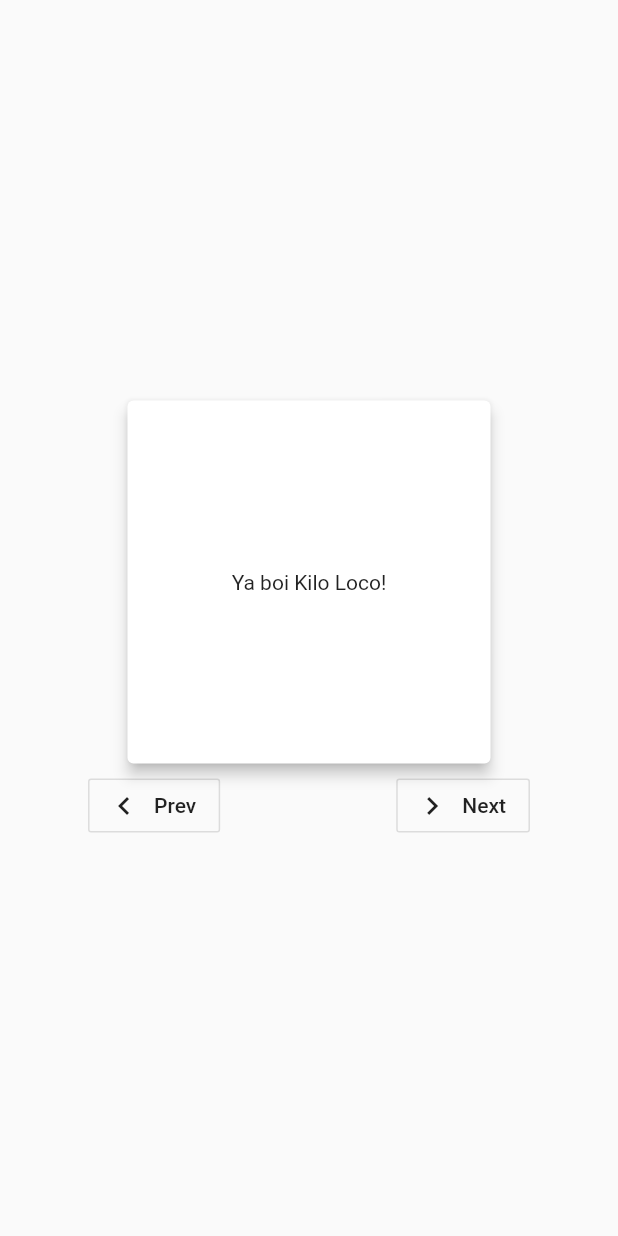
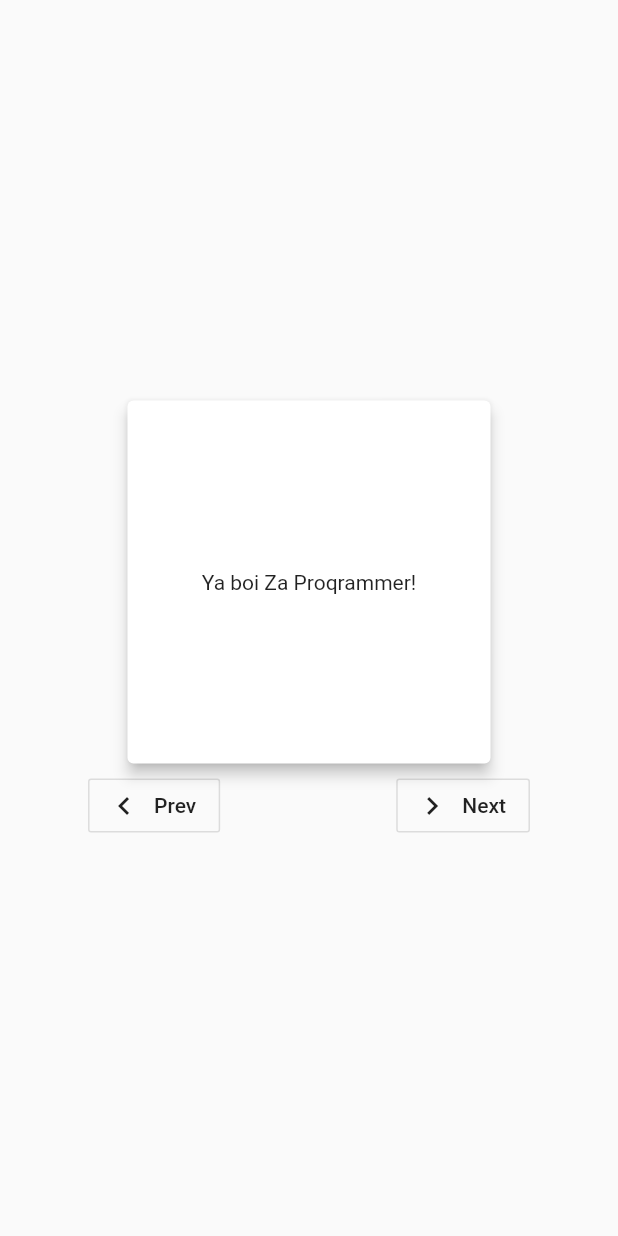
Before and after one commit to Edivri/flashcardsUI, a Flutter app: the screen it shows after launch, after a tap on "What programming language does Flutter u", after a tap on "Prev", on a phone screen of 412 x 824 dp. Run offline on Flutter 3.47's test engine with Material 2 defaults, Android fonts, the phone set to English and light mode, and no system bars; drawn by our look-alikes of flip_card.

Commit message:
Update main.dart

```diff
--- a/lib/main.dart
+++ b/lib/main.dart
@@ -17,10 +17,10 @@ class _MyAppState extends State<MyApp> {
     Flashcard(
         question: "What programming language does Flutter use?",
         answer: "Dart"),
-    Flashcard(question: "Who you gonna call?", answer: "Ghostbusters!"),
+    Flashcard(question: "Who you gonna call?", answer: "Batman!"),
     Flashcard(
         question: "Who teaches you how to write sexy code?",
-        answer: "Ya boi Kilo Loco!")
+        answer: "Ya boi Za Proqrammer!")
   ];
 
   int _currentIndex = 0;
```
